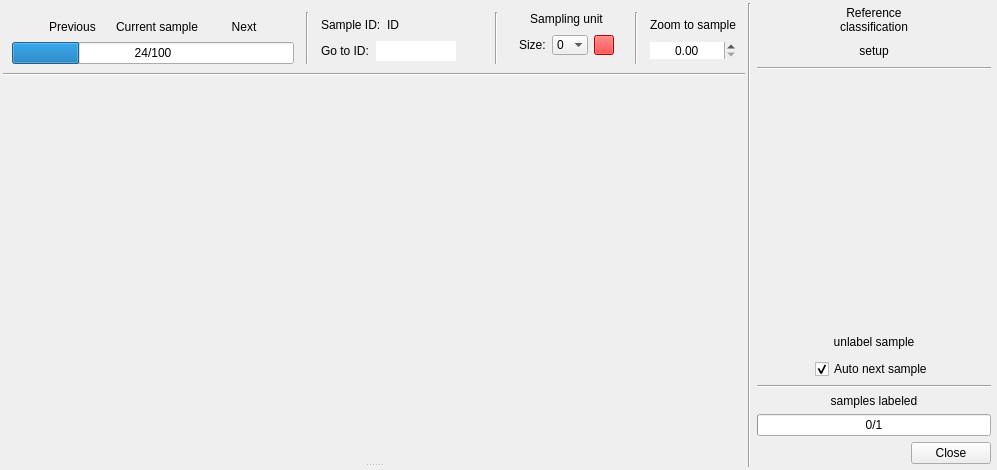
First picture: the form in AcATaMa/ui/response_design_window.ui, repository SMByC/AcATaMa, before the edit.
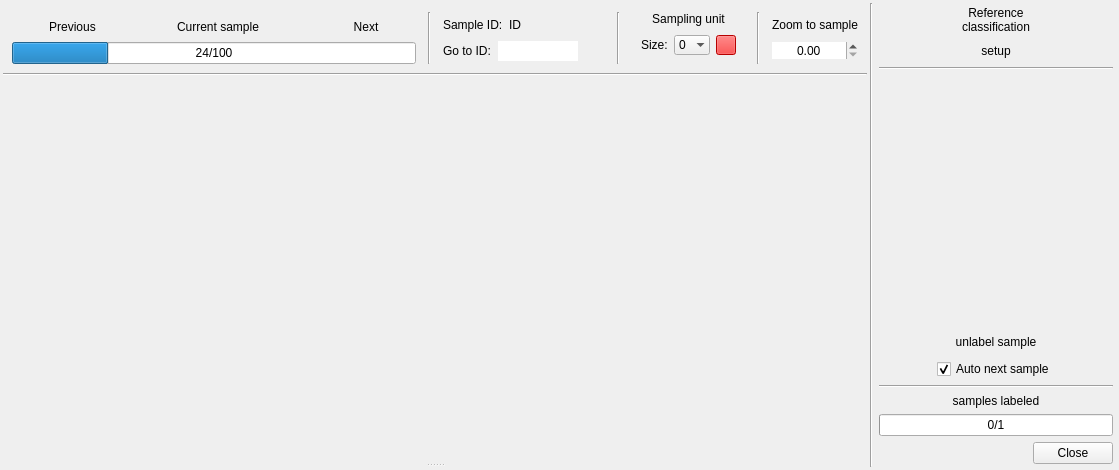
Second picture: the form after the edit. Icons and pictures are not drawn. Custom widgets are drawn as their Qt base class.

```diff
--- a/AcATaMa/ui/response_design_window.ui
+++ b/AcATaMa/ui/response_design_window.ui
@@ -6,7 +6,7 @@
    <rect>
     <x>0</x>
     <y>0</y>
-    <width>700</width>
+    <width>1119</width>
     <height>470</height>
    </rect>
   </property>
@@ -179,7 +179,7 @@
               <x>0</x>
               <y>0</y>
               <width>234</width>
-              <height>189</height>
+              <height>198</height>
              </rect>
             </property>
             <layout class="QVBoxLayout" name="verticalLayout_5">
@@ -415,9 +415,6 @@
                  <property name="toolTip">
                   <string>&lt;html&gt;&lt;head/&gt;&lt;body&gt;&lt;p&gt;Define the sampling unit size using pixel buffer for the current sample. Pixel based on the thematic raster file. Set zero to disable it.&lt;/p&gt;&lt;/body&gt;&lt;/html&gt;</string>
                  </property>
-                 <property name="sizeAdjustPolicy">
-                  <enum>QComboBox::AdjustToMinimumContentsLength</enum>
-                 </property>
                  <property name="minimumContentsLength">
                   <number>1</number>
                  </property>
```
Left out of the diff: 104 changed lines with no effect on the pictures.
